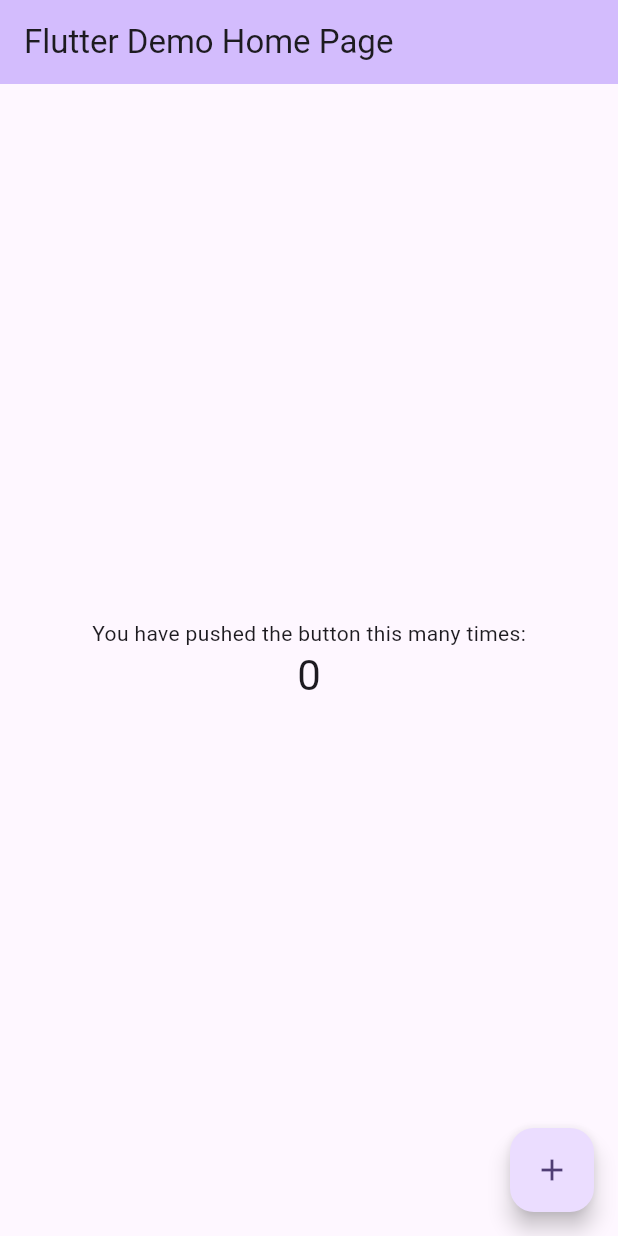
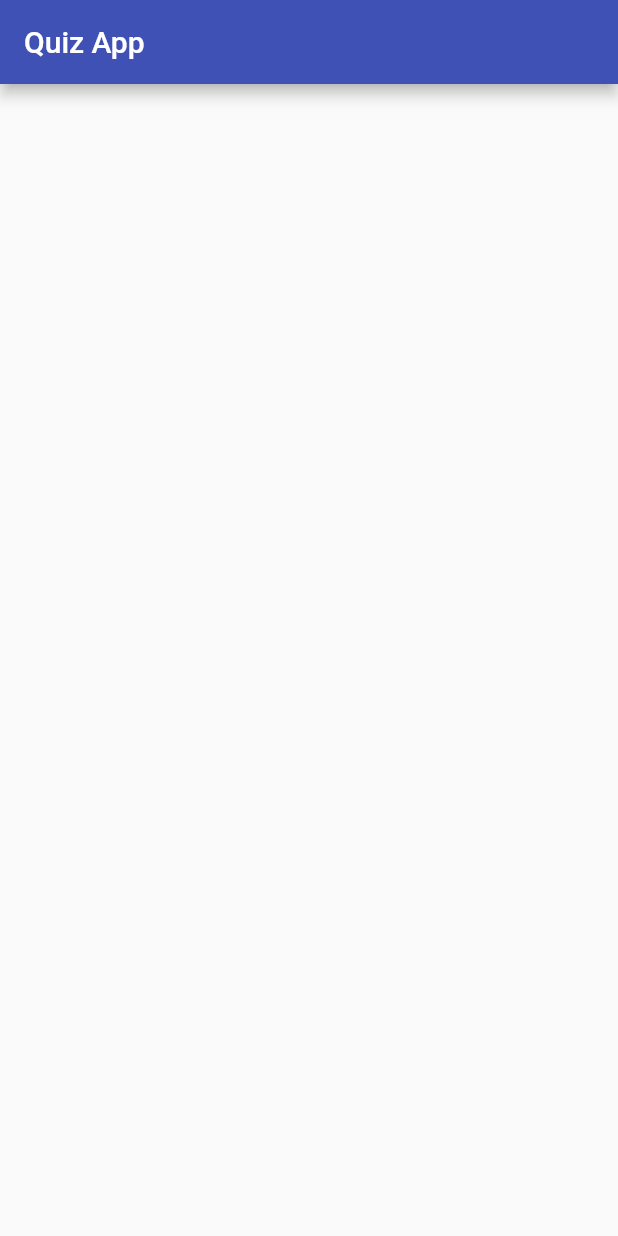
Before and after one commit to TalelMejri/Quiz_Fluttter_Project, a Flutter app: the screen it shows after launch, on a phone screen of 412 x 824 dp. Run offline on Flutter 3.47's test engine with Material 2 defaults, Android fonts, the phone set to English and light mode, and no system bars.

Commit message:
add classes

```diff
--- a/lib/main.dart
+++ b/lib/main.dart
@@ -1,125 +1,37 @@
 import 'package:flutter/material.dart';
 
-void main() {
+void main(){
   runApp(const MyApp());
 }
 
-class MyApp extends StatelessWidget {
+class MyApp extends StatelessWidget{
   const MyApp({super.key});
-
-  // This widget is the root of your application.
   @override
-  Widget build(BuildContext context) {
-    return MaterialApp(
-      title: 'Flutter Demo',
-      theme: ThemeData(
-        // This is the theme of your application.
-        //
-        // TRY THIS: Try running your application with "flutter run". You'll see
-        // the application has a blue toolbar. Then, without quitting the app,
-        // try changing the seedColor in the colorScheme below to Colors.green
-        // and then invoke "hot reload" (save your changes or press the "hot
-        // reload" button in a Flutter-supported IDE, or press "r" if you used
-        // the command line to start the app).
-        //
-        // Notice that the counter didn't reset back to zero; the application
-        // state is not lost during the reload. To reset the state, use hot
-        // restart instead.
-        //
-        // This works for code too, not just values: Most code changes can be
-        // tested with just a hot reload.
-        colorScheme: ColorScheme.fromSeed(seedColor: Colors.deepPurple),
-        useMaterial3: true,
-      ),
-      home: const MyHomePage(title: 'Flutter Demo Home Page'),
+  Widget build(BuildContext context){
+    return  MaterialApp(
+      debugShowCheckedModeBanner: false,
+      title: "Quiz APP",
+      theme: ThemeData(primarySwatch: Colors.indigo),
+      home:const MyHomePage(title: "Quiz App",)
     );
   }
 }
 
-class MyHomePage extends StatefulWidget {
-  const MyHomePage({super.key, required this.title});
 
-  // This widget is the home page of your application. It is stateful, meaning
-  // that it has a State object (defined below) that contains fields that affect
-  // how it looks.
+class MyHomePage extends StatefulWidget{
 
-  // This class is the configuration for the state. It holds the values (in this
-  // case the title) provided by the parent (in this case the App widget) and
-  // used by the build method of the State. Fields in a Widget subclass are
-  // always marked "final".
+  const MyHomePage({super.key,required this.title});
+  final String title;
+  @override
+  State<MyHomePage> createState()=>_MyHomePage();
 
-  final String title;
-
-  @override
-  State<MyHomePage> createState() => _MyHomePageState();
 }
 
-class _MyHomePageState extends State<MyHomePage> {
-  int _counter = 0;
-
-  void _incrementCounter() {
-    setState(() {
-      // This call to setState tells the Flutter framework that something has
-      // changed in this State, which causes it to rerun the build method below
-      // so that the display can reflect the updated values. If we changed
-      // _counter without calling setState(), then the build method would not be
-      // called again, and so nothing would appear to happen.
-      _counter++;
-    });
-  }
-
+class _MyHomePage extends State<MyHomePage>{
   @override
-  Widget build(BuildContext context) {
-    // This method is rerun every time setState is called, for instance as done
-    // by the _incrementCounter method above.
-    //
-    // The Flutter framework has been optimized to make rerunning build methods
-    // fast, so that you can just rebuild anything that needs updating rather
-    // than having to individually change instances of widgets.
+  Widget build(BuildContext context){
     return Scaffold(
-      appBar: AppBar(
-        // TRY THIS: Try changing the color here to a specific color (to
-        // Colors.amber, perhaps?) and trigger a hot reload to see the AppBar
-        // change color while the other colors stay the same.
-        backgroundColor: Theme.of(context).colorScheme.inversePrimary,
-        // Here we take the value from the MyHomePage object that was created by
-        // the App.build method, and use it to set our appbar title.
-        title: Text(widget.title),
-      ),
-      body: Center(
-        // Center is a layout widget. It takes a single child and positions it
-        // in the middle of the parent.
-        child: Column(
-          // Column is also a layout widget. It takes a list of children and
-          // arranges them vertically. By default, it sizes itself to fit its
-          // children horizontally, and tries to be as tall as its parent.
-          //
-          // Column has various properties to control how it sizes itself and
-          // how it positions its children. Here we use mainAxisAlignment to
-          // center the children vertically; the main axis here is the vertical
-          // axis because Columns are vertical (the cross axis would be
-          // horizontal).
-          //
-          // TRY THIS: Invoke "debug painting" (choose the "Toggle Debug Paint"
-          // action in the IDE, or press "p" in the console), to see the
-          // wireframe for each widget.
-          mainAxisAlignment: MainAxisAlignment.center,
-          children: <Widget>[
-            const Text(
-              'You have pushed the button this many times:',
-            ),
-            Text(
-              '$_counter',
-              style: Theme.of(context).textTheme.headlineMedium,
-            ),
-          ],
-        ),
-      ),
-      floatingActionButton: FloatingActionButton(
-        onPressed: _incrementCounter,
-        tooltip: 'Increment',
-        child: const Icon(Icons.add),
-      ), // This trailing comma makes auto-formatting nicer for build methods.
+      appBar: AppBar(title: Text(widget.title)),
     );
   }
 }
```
